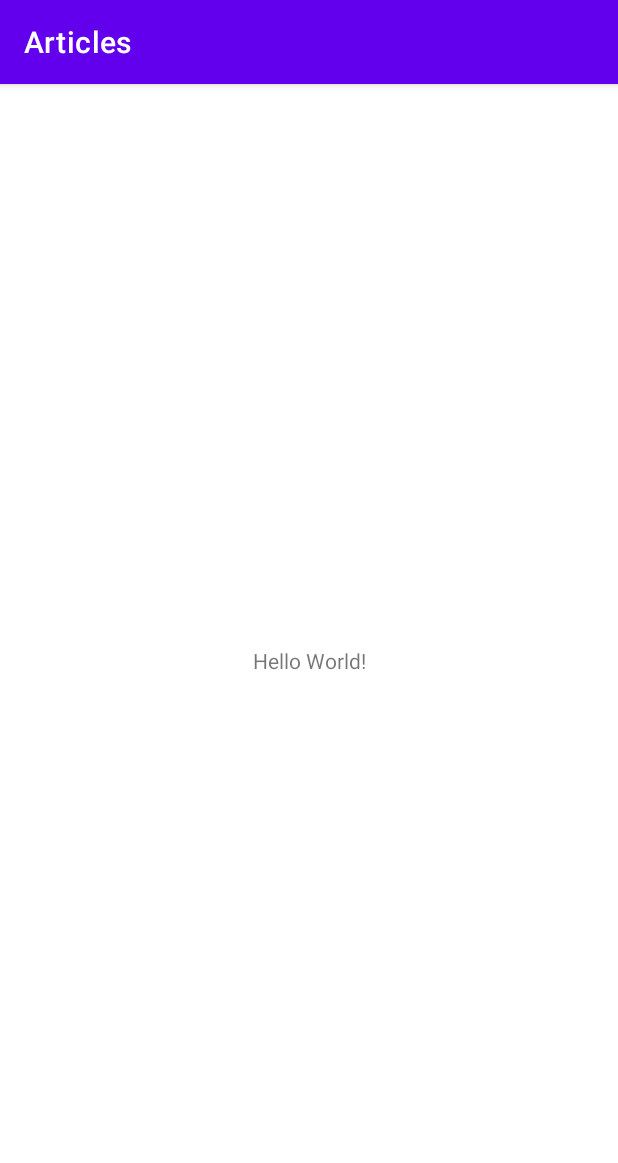
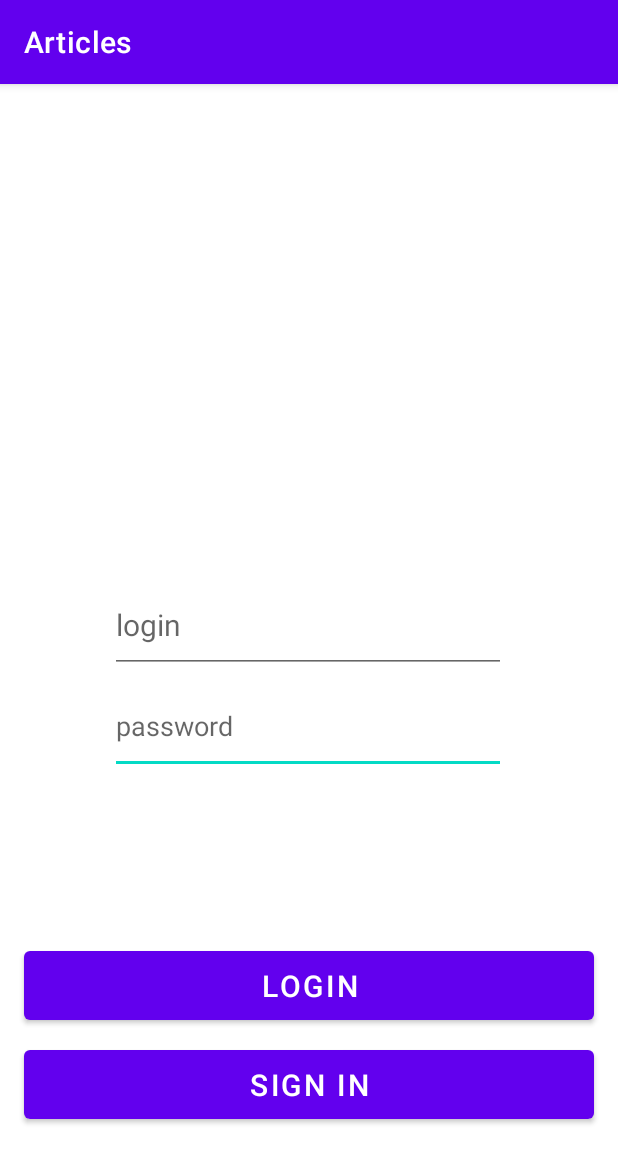
Before and after one commit to AmaDayGooD/articles, an Android app: the screen it shows after launch (MainActivity), on a phone screen of 412 x 824 dp. Shown: the top 1163 px of the screen. Run offline under Robolectric (Android 15) with nearby library versions, the phone set to English and light mode, and no system bars; our stand-ins replace Picasso; pictures from the network do not load.

```diff
--- a/app/build.gradle
+++ b/app/build.gradle
@@ -42,7 +42,10 @@ dependencies {
     implementation 'com.google.android.material:material:1.8.0'
     implementation 'androidx.constraintlayout:constraintlayout:2.1.4'
     implementation 'com.squareup.retrofit2:retrofit:2.9.0'
+    implementation 'com.squareup.retrofit2:converter-gson:2.9.0'
+    implementation 'com.squareup.okhttp3:logging-interceptor:4.9.0'
     implementation 'com.squareup.okhttp3:okhttp:4.10.0'
+    implementation 'com.squareup.picasso:picasso:2.71828'
     testImplementation 'junit:junit:4.13.2'
     androidTestImplementation 'androidx.test.ext:junit:1.1.5'
     androidTestImplementation 'androidx.test.espresso:espresso-core:3.5.1'
--- a/app/src/main/AndroidManifest.xml
+++ b/app/src/main/AndroidManifest.xml
@@ -1,6 +1,7 @@
 <?xml version="1.0" encoding="utf-8"?>
 <manifest xmlns:android="http://schemas.android.com/apk/res/android"
     xmlns:tools="http://schemas.android.com/tools">
+    <uses-permission android:name="android.permission.INTERNET" />
 
     <application
         android:allowBackup="true"
--- a/app/src/main/java/com/example/articles/MainActivity.kt
+++ b/app/src/main/java/com/example/articles/MainActivity.kt
@@ -2,10 +2,60 @@ package com.example.articles
 
 import androidx.appcompat.app.AppCompatActivity
 import android.os.Bundle
+import com.example.articles.authorization.MainApi
+import com.example.articles.databinding.ActivityMainBinding
+import com.example.articles.user.AuthRequest
+import com.squareup.picasso.Picasso
+import kotlinx.coroutines.CoroutineScope
+import kotlinx.coroutines.Dispatchers
+import kotlinx.coroutines.launch
+import okhttp3.OkHttpClient
+import okhttp3.logging.HttpLoggingInterceptor
+import retrofit2.Retrofit
+import retrofit2.converter.gson.GsonConverterFactory
 
 class MainActivity : AppCompatActivity() {
+    lateinit var binding : ActivityMainBinding
     override fun onCreate(savedInstanceState: Bundle?) {
         super.onCreate(savedInstanceState)
-        setContentView(R.layout.activity_main)
+        binding = ActivityMainBinding.inflate(layoutInflater)
+        setContentView(binding.root)
+
+        val interceptor = HttpLoggingInterceptor()
+        interceptor.level = HttpLoggingInterceptor.Level.BODY
+
+        val client = OkHttpClient.Builder().
+                addInterceptor(interceptor).
+                build()
+
+        val retrofit =  Retrofit.Builder().
+            baseUrl("https://dummyjson.com").client(client).
+            addConverterFactory(GsonConverterFactory.create()).build()
+        val mainApi = retrofit.create(MainApi::class.java)
+
+            binding.BTNauth.setOnClickListener {
+                if(binding.authLogin.text.isNotEmpty() or (binding.authPassword.text.isNotEmpty())) {
+                CoroutineScope(Dispatchers.IO).launch {
+                    val user = mainApi.auth(
+                        AuthRequest(
+                            binding.authLogin.text.toString(),
+                            binding.authPassword.text.toString()
+                        )
+                    )
+                    runOnUiThread {
+                        binding.apply {
+                            Picasso.get().load(user.image).into(binding.imageView2)
+                            firstname.text = user.firstName
+                            lastname.text = user.lastName
+                        }
+
+                    }
+
+                }
+            }
+                else binding.firstname.text = "Enter login and password"
+        }
+
+
     }
 }
--- /dev/null
+++ b/app/src/main/java/com/example/articles/authorization/MainApi.kt
@@ -0,0 +1,11 @@
+package com.example.articles.authorization
+
+import com.example.articles.user.AuthRequest
+import com.example.articles.user.User
+import retrofit2.http.*
+
+interface MainApi {
+    @POST("auth/login")
+    suspend fun auth(@Body authRequest: AuthRequest) : User
+
+}
--- /dev/null
+++ b/app/src/main/java/com/example/articles/user/AuthRequest.kt
@@ -0,0 +1,6 @@
+package com.example.articles.user
+
+data class AuthRequest(
+    val username: String? = null,
+    val password: String? = null
+)
--- /dev/null
+++ b/app/src/main/java/com/example/articles/user/User.kt
@@ -0,0 +1,12 @@
+package com.example.articles.user
+
+data class User(
+    val id: Int? = null,
+    val username: String? = null,
+    val email: String? = null,
+    val firstName: String? = null,
+    val lastName: String? = null,
+    val gender: String? = null,
+    val image: String? = null,
+    val token: String? = null,
+)
--- a/app/src/main/res/layout/activity_main.xml
+++ b/app/src/main/res/layout/activity_main.xml
@@ -6,13 +6,88 @@
     android:layout_height="match_parent"
     tools:context=".MainActivity">
 
+    <Button
+        android:id="@+id/BTNauth"
+        android:layout_width="0dp"
+        android:layout_height="58dp"
+        android:layout_marginBottom="8dp"
+        android:text="@string/login"
+        android:textSize="20sp"
+        app:layout_constraintBottom_toTopOf="@+id/BTNreg"
+        app:layout_constraintEnd_toEndOf="@+id/BTNreg"
+        app:layout_constraintStart_toStartOf="@+id/BTNreg" />
+
+    <Button
+        android:id="@+id/BTNreg"
+        android:layout_width="0dp"
+        android:layout_height="58dp"
+        android:layout_marginStart="16dp"
+        android:layout_marginEnd="16dp"
+        android:layout_marginBottom="72dp"
+        android:text="@string/sign_up"
+        android:textSize="20sp"
+        app:layout_constraintBottom_toBottomOf="parent"
+        app:layout_constraintEnd_toEndOf="parent"
+        app:layout_constraintHorizontal_bias="0.0"
+        app:layout_constraintStart_toStartOf="parent" />
+
+    <EditText
+        android:id="@+id/auth_password"
+        android:layout_width="264dp"
+        android:layout_height="63dp"
+        android:layout_marginBottom="112dp"
+        android:autofillHints=""
+        android:ems="10"
+        android:hint="@string/Hintpassword"
+        android:inputType="textPassword"
+        app:layout_constraintBottom_toTopOf="@+id/BTNauth"
+        app:layout_constraintEnd_toEndOf="parent"
+        app:layout_constraintHorizontal_bias="0.496"
+        app:layout_constraintStart_toStartOf="parent" />
+
+    <EditText
+        android:id="@+id/auth_login"
+        android:layout_width="0dp"
+        android:layout_height="63dp"
+        android:layout_marginBottom="4dp"
+        android:autofillHints=""
+        android:ems="10"
+        android:hint="@string/Hintlogin"
+        android:inputType="textPersonName"
+        android:textSize="20sp"
+        app:layout_constraintBottom_toTopOf="@+id/auth_password"
+        app:layout_constraintEnd_toEndOf="@+id/auth_password"
+        app:layout_constraintHorizontal_bias="0.0"
+        app:layout_constraintStart_toStartOf="@+id/auth_password" />
+
+    <ImageView
+        android:id="@+id/imageView2"
+        android:layout_width="249dp"
+        android:layout_height="221dp"
+        android:layout_marginTop="36dp"
+        app:layout_constraintEnd_toEndOf="parent"
+        app:layout_constraintStart_toStartOf="parent"
+        app:layout_constraintTop_toTopOf="parent"
+        tools:srcCompat="@tools:sample/avatars" />
+
     <TextView
+        android:id="@+id/firstname"
         android:layout_width="wrap_content"
         android:layout_height="wrap_content"
-        android:text="Hello World!"
-        app:layout_constraintBottom_toBottomOf="parent"
-        app:layout_constraintEnd_toEndOf="parent"
-        app:layout_constraintStart_toStartOf="parent"
-        app:layout_constraintTop_toTopOf="parent" />
+        android:layout_marginTop="16dp"
+        android:textSize="20sp"
+        app:layout_constraintEnd_toEndOf="@+id/imageView2"
+        app:layout_constraintStart_toStartOf="@+id/imageView2"
+        app:layout_constraintTop_toBottomOf="@+id/imageView2" />
+
+    <TextView
+        android:id="@+id/lastname"
+        android:layout_width="wrap_content"
+        android:layout_height="wrap_content"
+        android:layout_marginTop="56dp"
+        android:textSize="20sp"
+        app:layout_constraintEnd_toEndOf="@+id/firstname"
+        app:layout_constraintStart_toStartOf="@+id/firstname"
+        app:layout_constraintTop_toBottomOf="@+id/imageView2" />
 
 </androidx.constraintlayout.widget.ConstraintLayout>
--- a/app/src/main/res/values/strings.xml
+++ b/app/src/main/res/values/strings.xml
@@ -1,3 +1,7 @@
 <resources>
     <string name="app_name">Articles</string>
+    <string name="sign_up">Sign in</string>
+    <string name="login">Login</string>
+    <string name="Hintlogin">login</string>
+    <string name="Hintpassword">password</string>
 </resources>
```
